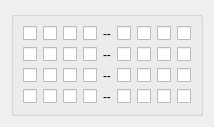
First picture: the form in source/plugin/t4/iowidget.ui, repository ww4u/mct-t4, before the edit.
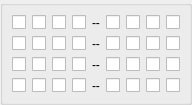
Second picture: the form after the edit.

Patch:
```diff
--- a/source/plugin/t4/iowidget.ui
+++ b/source/plugin/t4/iowidget.ui
@@ -6,14 +6,32 @@
    <rect>
     <x>0</x>
     <y>0</y>
-    <width>202</width>
-    <height>108</height>
+    <width>184</width>
+    <height>90</height>
    </rect>
   </property>
   <property name="windowTitle">
    <string>Form</string>
   </property>
+  <property name="autoFillBackground">
+   <bool>true</bool>
+  </property>
   <layout class="QHBoxLayout" name="horizontalLayout">
+   <property name="spacing">
+    <number>0</number>
+   </property>
+   <property name="leftMargin">
+    <number>0</number>
+   </property>
+   <property name="topMargin">
+    <number>0</number>
+   </property>
+   <property name="rightMargin">
+    <number>0</number>
+   </property>
+   <property name="bottomMargin">
+    <number>0</number>
+   </property>
    <item>
     <widget class="QGroupBox" name="groupBox">
      <property name="title">
```
Left out of the diff: 3 changed lines with no effect on the pictures.
